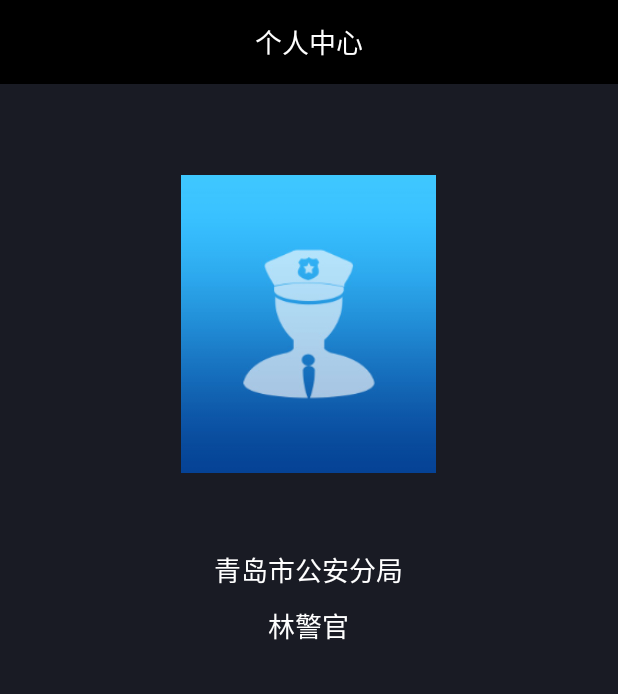
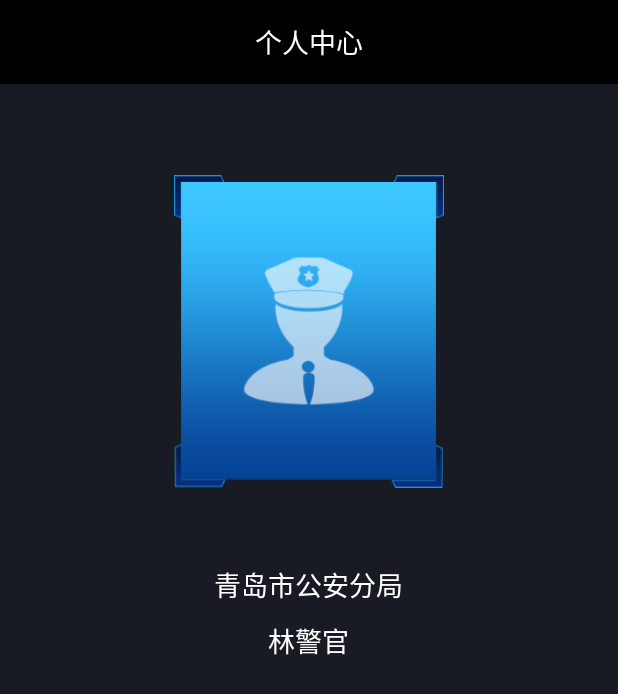
Before and after one commit to XiaoQiu000/move_examine, an Android app: the layout fragment_person.xml on its own in the app's theme, with its tools: preview values and no code run, on a phone screen of 412 x 824 dp. Shown: the top 694 px of the screen. Run offline under Robolectric (Android 15) with nearby library versions, the phone set to English and light mode, and no system bars.

Commit message:
图片素材替换

```diff
--- a/app/src/main/res/layout/fragment_person.xml
+++ b/app/src/main/res/layout/fragment_person.xml
@@ -29,13 +29,23 @@
 
     </android.support.v7.widget.Toolbar>
 
-    <ImageView
-        android:id="@+id/iv_head"
-        android:layout_width="170dp"
-        android:layout_height="200dp"
+    <RelativeLayout
+        android:layout_width="180dp"
+        android:layout_height="210dp"
         android:layout_gravity="center_horizontal"
-        android:layout_marginTop="60dp"
-        android:src="@mipmap/person_head" />
+        android:layout_marginTop="60dp">
+        <ImageView
+            android:src="@mipmap/icon_person_head_side"
+            android:layout_width="match_parent"
+            android:layout_height="match_parent" />
+        <ImageView
+            android:layout_centerInParent="true"
+            android:id="@+id/iv_head"
+            android:layout_width="170dp"
+            android:layout_height="200dp"
+            android:src="@mipmap/icon_person_head" />
+    </RelativeLayout>
+
 
     <TextView
         android:id="@+id/tv_inspectionUnit"
```
Also changed, not shown: app/src/main/java/com/qiu/move_examine/presenter/activity/LoginActivity.java (+10 -8 lines), app/src/main/res/layout/activity_login.xml (+8 -1 lines), app/src/main/res/mipmap-xhdpi/background_login.jpg (deleted), app/src/main/res/mipmap-xhdpi/icon_account.png, app/src/main/res/mipmap-xhdpi/icon_message.png, app/src/main/res/mipmap-xhdpi/icon_message_select.png, app/src/main/res/mipmap-xhdpi/icon_password.png, app/src/main/res/mipmap-xhdpi/icon_person.png, app/src/main/res/mipmap-xhdpi/icon_person_head.png (added), app/src/main/res/mipmap-xhdpi/icon_person_head_side.png (added), app/src/main/res/mipmap-xhdpi/icon_person_select.png, app/src/main/res/mipmap-xhdpi/icon_police.png (added), app/src/main/res/mipmap-xhdpi/icon_target.png, app/src/main/res/mipmap-xhdpi/icon_target_select.png, 1 more files, 1 other file.
